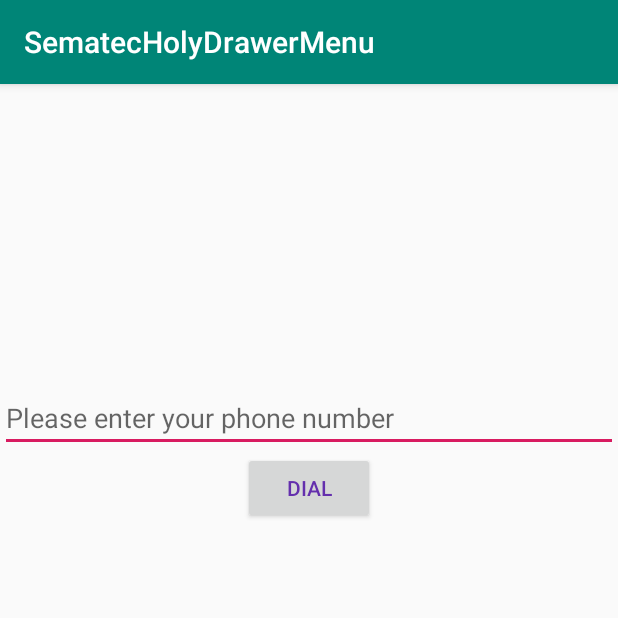
After one commit to holymoon/SematecHolyDrawerMenu, an Android app: the DialActivity screen opened directly, with no data from a screen before it, on a phone screen of 412 x 824 dp, the top half of it. The commit adds this screen. Run offline under Robolectric (Android 15) with nearby library versions, the phone set to English and light mode, and no system bars.

Commit message:
add dial activity

```diff
--- a/app/src/main/AndroidManifest.xml
+++ b/app/src/main/AndroidManifest.xml
@@ -9,7 +9,8 @@
         android:roundIcon="@mipmap/ic_launcher_round"
         android:supportsRtl="true"
         android:theme="@style/AppTheme">
-        <activity android:name=".RepresentActivity"></activity>
+        <activity android:name=".DialActivity"></activity>
+        <activity android:name=".RepresentActivity" />
         <activity android:name=".ReviewActivity" />
         <activity android:name=".MainActivity">
             <intent-filter>
--- /dev/null
+++ b/app/src/main/java/com/example/sematecholydrawermenu/DialActivity.java
@@ -0,0 +1,32 @@
+package com.example.sematecholydrawermenu;
+
+import androidx.appcompat.app.AppCompatActivity;
+
+import android.content.Intent;
+import android.net.Uri;
+import android.os.Bundle;
+import android.view.View;
+import android.widget.Button;
+import android.widget.EditText;
+
+public class DialActivity extends AppCompatActivity {
+
+    @Override
+    protected void onCreate(Bundle savedInstanceState) {
+        super.onCreate(savedInstanceState);
+        setContentView(R.layout.activity_dial);
+        Button btnDialNumber = findViewById(R.id.btnDialNumber);
+
+        btnDialNumber.setOnClickListener(new View.OnClickListener() {
+            @Override
+            public void onClick(View v) {
+                EditText edtPhoneNumber = findViewById(R.id.edtPhoneNumber);
+                final String phoneNumber = edtPhoneNumber.getText().toString();
+                Intent i = new Intent();
+                i.setAction(Intent.ACTION_DIAL);
+                i.setData(Uri.parse("tel:" +phoneNumber));
+                startActivity(i);
+            }
+        });
+    }
+}
--- /dev/null
+++ b/app/src/main/res/layout/activity_dial.xml
@@ -0,0 +1,22 @@
+<?xml version="1.0" encoding="utf-8"?>
+<LinearLayout xmlns:android="http://schemas.android.com/apk/res/android"
+    xmlns:tools="http://schemas.android.com/tools"
+    android:layout_width="match_parent"
+    android:layout_height="match_parent"
+    android:orientation="vertical"
+    tools:context=".DialActivity">
+    <EditText
+        android:layout_width="match_parent"
+        android:layout_height="wrap_content"
+        android:inputType="phone"
+        android:hint="@string/please_enter_your_phone_number"
+        android:layout_marginTop="200dp"
+        android:id="@+id/edtPhoneNumber"/>
+    <Button
+        android:id="@+id/btnDialNumber"
+        android:layout_width="wrap_content"
+        android:layout_height="wrap_content"
+        android:textColor="@color/colorPurple"
+        android:text="@string/dial"
+        android:layout_gravity="center_horizontal"/>
+</LinearLayout>
```
Also changed, not shown: app/src/main/java/com/example/sematecholydrawermenu/HolyRecyclerAdapter.java (+7 -0 lines).
